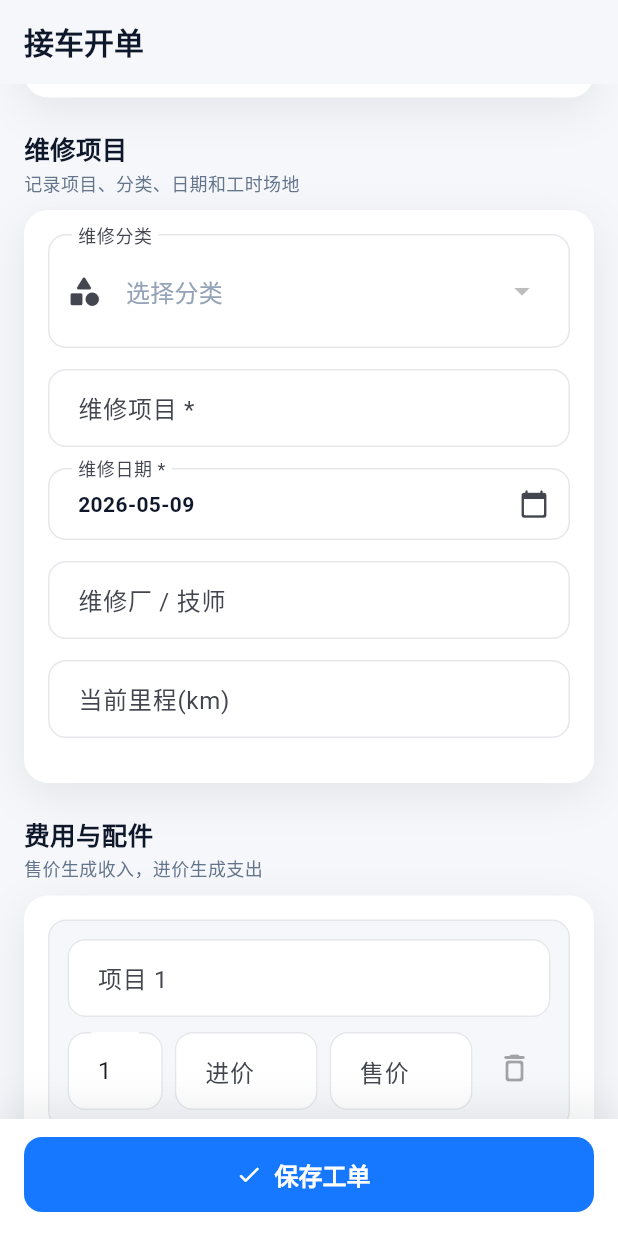
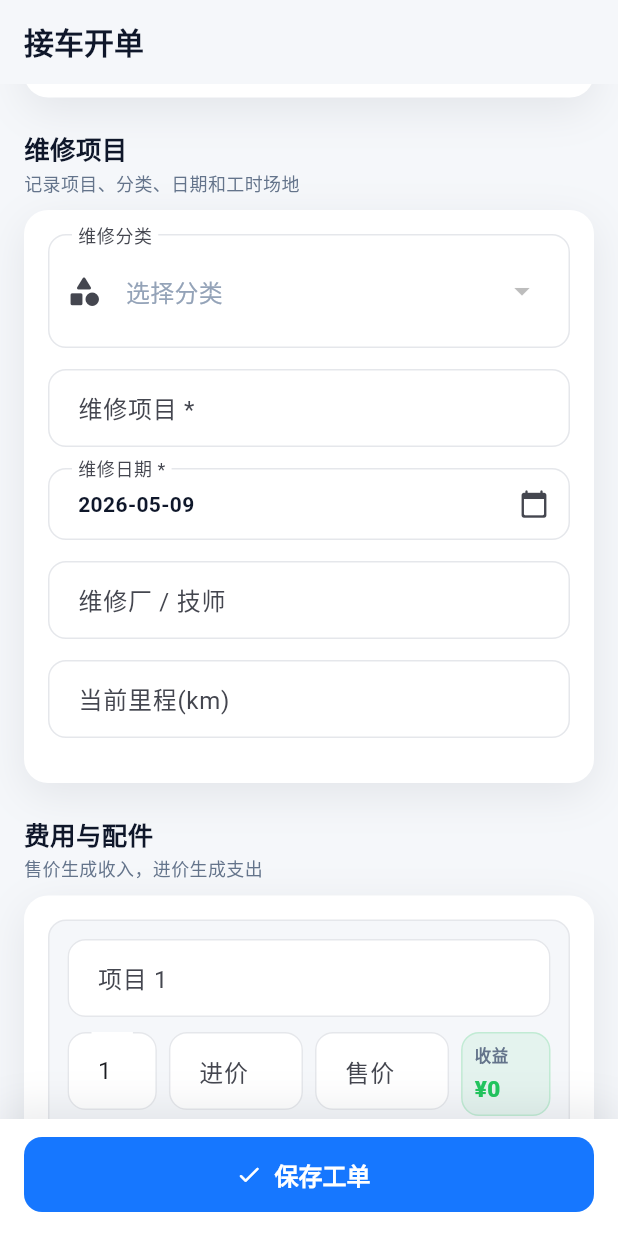
Before and after one commit to zhuyongdong1/vehicle-maintenance-app, a Flutter app: the RecordAddPage screen opened by its route, scrolled down 576 dp, on a phone screen of 412 x 824 dp. Run offline on Flutter 3.47's test engine with Material 3 defaults, Android fonts, the phone set to English and light mode, and no system bars; our stand-ins replace dio, go_router, image_picker, shimmer; network calls fail.

Commit message:
feat: add record item profit fields

```diff
--- a/frontend/lib/features/records/record_add_page.dart
+++ b/frontend/lib/features/records/record_add_page.dart
@@ -96,6 +96,8 @@ class _RecordAddPageState extends State<RecordAddPage> {
 
   double get _saleTotal =>
       _feeItems.fold(0, (sum, item) => sum + item.saleTotal);
+
+  double get _profitTotal => _saleTotal - _purchaseTotal;
 
   Future<void> _save() async {
     if (!_formKey.currentState!.validate()) return;
@@ -536,9 +538,13 @@ class _RecordAddPageState extends State<RecordAddPage> {
             Expanded(
               child: _FeeTotal(label: '进价合计', value: _purchaseTotal),
             ),
-            const SizedBox(width: 10),
+            const SizedBox(width: 8),
             Expanded(
               child: _FeeTotal(label: '售价合计', value: _saleTotal),
+            ),
+            const SizedBox(width: 8),
+            Expanded(
+              child: _FeeTotal(label: '收益合计', value: _profitTotal),
             ),
           ],
         ),
@@ -561,7 +567,21 @@ class _RecordAddPageState extends State<RecordAddPage> {
   Widget _buildFeeRow(int index) {
     final row = _feeRows[index];
     final canDelete = _feeRows.length > 1;
-    return Container(
+    return Dismissible(
+      key: ObjectKey(row),
+      direction: canDelete
+          ? DismissDirection.endToStart
+          : DismissDirection.none,
+      background: const _SwipeDeleteBackground(),
+      onDismissed: (_) {
+        setState(() {
+          final rowIndex = _feeRows.indexOf(row);
+          if (rowIndex == -1) return;
+          final removed = _feeRows.removeAt(rowIndex);
+          removed.dispose();
+        });
+      },
+      child: Container(
         margin: const EdgeInsets.only(bottom: 12),
         padding: const EdgeInsets.all(12),
         decoration: BoxDecoration(
@@ -621,17 +641,12 @@ class _RecordAddPageState extends State<RecordAddPage> {
                     onChanged: (_) => setState(() {}),
                   ),
                 ),
-              const SizedBox(width: 4),
-              IconButton(
-                tooltip: '删除',
-                onPressed: canDelete
-                    ? () => setState(() => _feeRows.removeAt(index).dispose())
-                    : null,
-                icon: const Icon(Icons.delete_outline_rounded),
+                const SizedBox(width: 8),
+                Expanded(flex: 2, child: _FeeProfit(value: row.profit)),
+              ],
             ),
           ],
         ),
-        ],
       ),
     );
   }
@@ -695,6 +710,12 @@ class _FeeRowControllers {
     );
   }
 
+  double get profit {
+    final purchase = double.tryParse(purchasePrice.text) ?? 0;
+    final sale = double.tryParse(salePrice.text) ?? 0;
+    return (sale - purchase) * _quantityValue(quantity.text);
+  }
+
   void dispose() {
     item.dispose();
     quantity.dispose();
@@ -706,6 +727,71 @@ class _FeeRowControllers {
 int _quantityValue(String value) {
   final parsed = int.tryParse(value.trim()) ?? 1;
   return parsed <= 0 ? 1 : parsed;
+}
+
+class _FeeProfit extends StatelessWidget {
+  final double value;
+
+  const _FeeProfit({required this.value});
+
+  @override
+  Widget build(BuildContext context) {
+    final color = value < 0 ? AppTheme.expense : AppTheme.success;
+    return Container(
+      height: 56,
+      padding: const EdgeInsets.symmetric(horizontal: 8, vertical: 7),
+      decoration: BoxDecoration(
+        color: color.withValues(alpha: 0.08),
+        borderRadius: BorderRadius.circular(12),
+        border: Border.all(color: color.withValues(alpha: 0.18)),
+      ),
+      child: Column(
+        crossAxisAlignment: CrossAxisAlignment.start,
+        mainAxisAlignment: MainAxisAlignment.center,
+        children: [
+          const Text(
+            '收益',
+            style: TextStyle(
+              color: AppTheme.textSecondary,
+              fontSize: 11,
+              fontWeight: FontWeight.w700,
+            ),
+          ),
+          const SizedBox(height: 3),
+          FittedBox(
+            fit: BoxFit.scaleDown,
+            alignment: Alignment.centerLeft,
+            child: Text(
+              '¥${value.toStringAsFixed(0)}',
+              style: TextStyle(
+                color: color,
+                fontSize: 15,
+                fontWeight: FontWeight.w900,
+              ),
+            ),
+          ),
+        ],
+      ),
+    );
+  }
+}
+
+class _SwipeDeleteBackground extends StatelessWidget {
+  const _SwipeDeleteBackground();
+
+  @override
+  Widget build(BuildContext context) {
+    return Container(
+      margin: const EdgeInsets.only(bottom: 12),
+      padding: const EdgeInsets.only(right: 18),
+      decoration: BoxDecoration(
+        color: AppTheme.expense,
+        borderRadius: BorderRadius.circular(12),
+      ),
+      alignment: Alignment.centerRight,
+      child: const Icon(Icons.delete_outline_rounded, color: Colors.white),
+    );
+  }
 }
 
 class _FeeTotal extends StatelessWidget {
@@ -739,9 +825,11 @@ class _FeeTotal extends StatelessWidget {
             '¥${value.toStringAsFixed(2)}',
             style: const TextStyle(
               color: AppTheme.textPrimary,
-              fontSize: 16,
+              fontSize: 14,
               fontWeight: FontWeight.w900,
             ),
+            maxLines: 1,
+            overflow: TextOverflow.ellipsis,
           ),
         ],
       ),
```
Also changed, not shown: frontend/lib/features/records/record_edit_page.dart (+99 -11 lines). Lines whose indentation alone changed are shown as unchanged.
